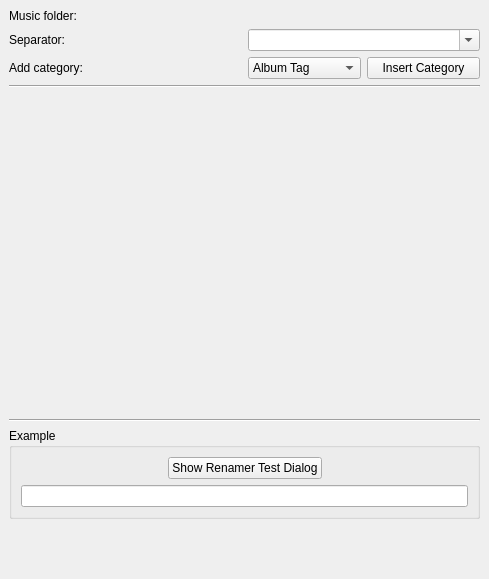
The window that filerenamerbase.ui (KDE/juk) describes before a commit, drawn with Qt 5.
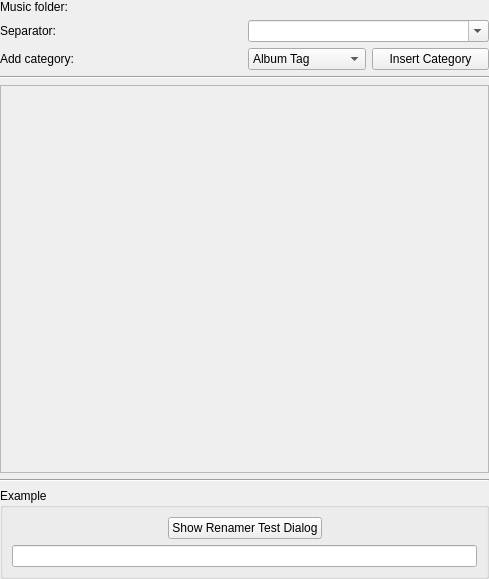
The same window after the commit. Custom widgets are drawn as their Qt base class.

Commit message:
Make the file renamer dialog actually work for the first time in the KDE 4 release series...
There's still a couple of errors but this is still much better than before.

What changed in the file:
```diff
--- a/filerenamerbase.ui
+++ b/filerenamerbase.ui
@@ -9,10 +9,8 @@
     <height>579</height>
    </rect>
   </property>
-  <property name="sizePolicy" >
-   <sizepolicy>
-    <hsizetype>5</hsizetype>
-    <vsizetype>5</vsizetype>
+  <property name="sizePolicy">
+   <sizepolicy hsizetype="Preferred" vsizetype="Preferred">
     <horstretch>0</horstretch>
     <verstretch>0</verstretch>
    </sizepolicy>
@@ -20,13 +18,13 @@
   <property name="windowTitle" >
    <string>File Renamer Configuration</string>
   </property>
-  <layout class="QVBoxLayout" >
-   <property name="margin" >
-    <number>9</number>
-   </property>
-   <property name="spacing" >
+  <layout class="QVBoxLayout">
+   <property name="spacing">
     <number>6</number>
    </property>
+   <property name="margin">
+    <number>0</number>
+   </property>
    <item>
     <layout class="QGridLayout" >
      <property name="margin" >
@@ -136,15 +134,26 @@
     </widget>
    </item>
    <item>
-    <widget class="Q3ScrollView" native="1" name="m_mainView" >
-     <property name="sizePolicy" >
-      <sizepolicy>
-       <hsizetype>5</hsizetype>
-       <vsizetype>5</vsizetype>
+    <widget class="QScrollArea" name="m_mainView">
+     <property name="sizePolicy">
+      <sizepolicy hsizetype="Expanding" vsizetype="Expanding">
        <horstretch>0</horstretch>
        <verstretch>1</verstretch>
       </sizepolicy>
      </property>
+     <property name="widgetResizable">
+      <bool>true</bool>
+     </property>
+     <widget class="QWidget" name="scrollAreaWidgetContents">
+      <property name="geometry">
+       <rect>
+        <x>0</x>
+        <y>0</y>
+        <width>483</width>
+        <height>340</height>
+       </rect>
+      </property>
+     </widget>
     </widget>
    </item>
    <item>
@@ -165,21 +174,21 @@
      <property name="title" >
       <string>Example</string>
      </property>
-     <layout class="QVBoxLayout" >
-      <property name="margin" >
-       <number>9</number>
-      </property>
-      <property name="spacing" >
+     <layout class="QVBoxLayout">
+      <property name="spacing">
        <number>6</number>
       </property>
+      <property name="margin">
+       <number>9</number>
+      </property>
       <item>
-       <layout class="QHBoxLayout" >
-        <property name="margin" >
-         <number>0</number>
-        </property>
-        <property name="spacing" >
+       <layout class="QHBoxLayout">
+        <property name="spacing">
          <number>6</number>
         </property>
+        <property name="margin">
+         <number>0</number>
+        </property>
         <item>
          <spacer>
           <property name="orientation" >
@@ -237,42 +246,20 @@
      </layout>
     </widget>
    </item>
-   <item>
-    <spacer>
-     <property name="orientation" >
-      <enum>Qt::Vertical</enum>
-     </property>
-     <property name="sizeType" >
-      <enum>QSizePolicy::Expanding</enum>
-     </property>
-     <property name="sizeHint" >
-      <size>
-       <width>467</width>
-       <height>51</height>
-      </size>
-     </property>
-    </spacer>
-   </item>
   </layout>
  </widget>
- <layoutdefault spacing="6" margin="11" />
+ <layoutdefault spacing="6" margin="11"/>
  <customwidgets>
-  <customwidget>
-   <class>Q3ScrollView</class>
-   <extends>QWidget</extends>
-   <header>q3scrollview.h</header>
-   <container>1</container>
-  </customwidget>
-  <customwidget>
-   <class>KPushButton</class>
-   <extends>QPushButton</extends>
-   <header>kpushbutton.h</header>
-  </customwidget>
   <customwidget>
    <class>KUrlRequester</class>
    <extends>QFrame</extends>
    <header>kurlrequester.h</header>
   </customwidget>
+  <customwidget>
+   <class>KPushButton</class>
+   <extends>QPushButton</extends>
+   <header>kpushbutton.h</header>
+  </customwidget>
   <customwidget>
    <class>KComboBox</class>
    <extends>QComboBox</extends>
```
Left out of the diff: 191 changed lines with no effect on the pictures. The commit also changes 4 other files.
